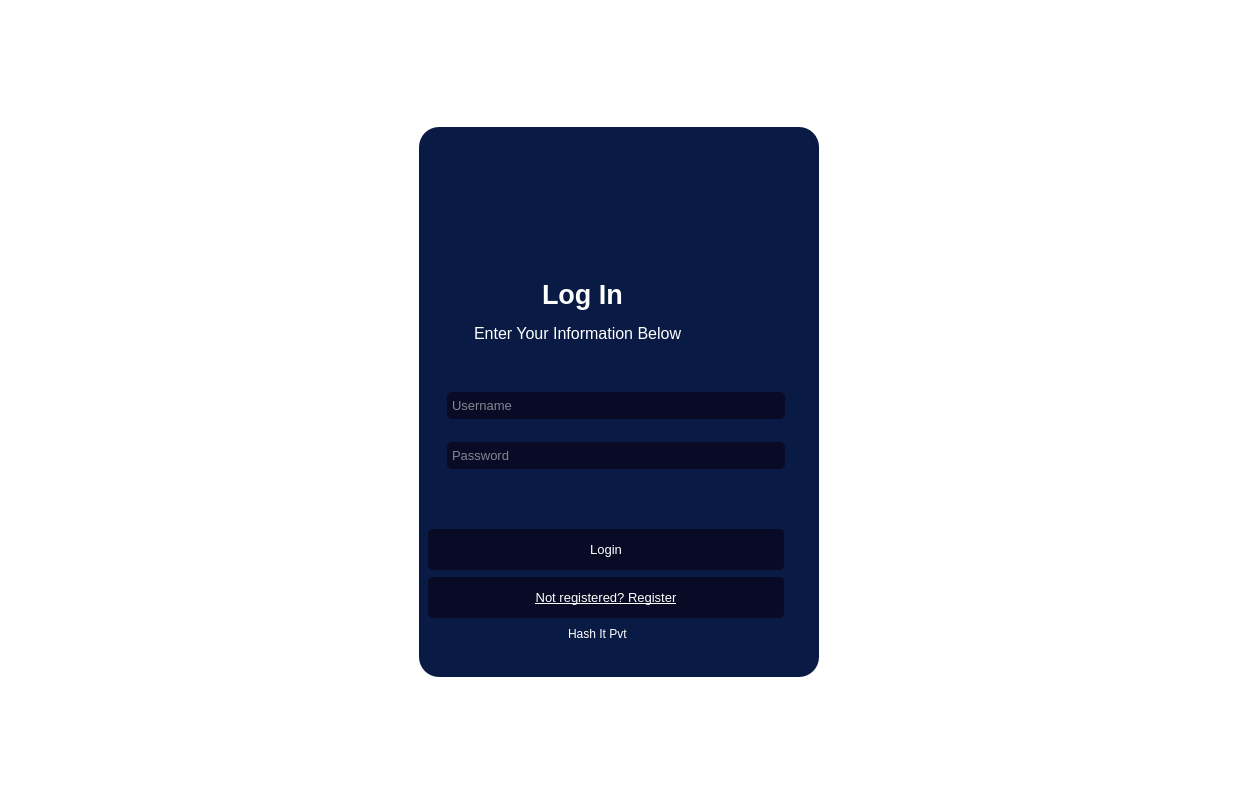
First picture: the form in interface.ui, repository Kinjal0007/Hash-It, before the edit.
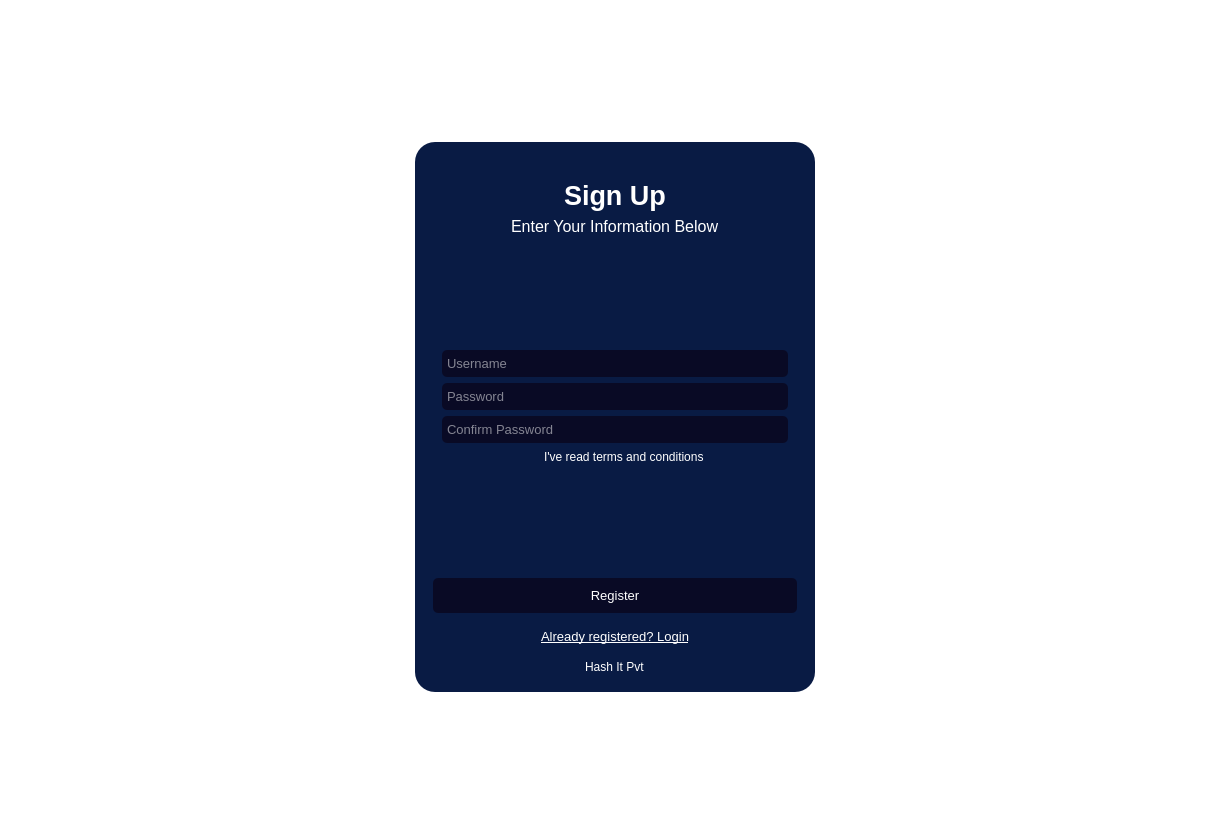
Second picture: the form after the edit. The open tabs and pages were chosen to show the change. Icons and pictures are not drawn. Custom widgets are drawn as their Qt base class.

Patch:
```diff
--- a/interface.ui
+++ b/interface.ui
@@ -6,8 +6,8 @@
    <rect>
     <x>0</x>
     <y>0</y>
-    <width>1238</width>
-    <height>804</height>
+    <width>1231</width>
+    <height>835</height>
    </rect>
   </property>
   <property name="windowTitle">
@@ -44,6 +44,9 @@
 background-color:rgb(9,10,37);
 padding:10px 5px;
 border-radius:5px;
+}
+#to_login, #to_register{
+	background-color: transparent;
 }</string>
   </property>
   <widget class="QWidget" name="centralwidget">
@@ -70,8 +73,8 @@
       </property>
       <layout class="QVBoxLayout" name="verticalLayout_2">
        <item>
-        <widget class="QStackedWidget" name="stackedWidget">
-         <widget class="QWidget" name="page">
+        <widget class="QCustomStackedWidget" name="stackedWidget">
+         <widget class="QWidget" name="registerPage">
           <layout class="QVBoxLayout" name="verticalLayout_3">
            <item>
             <widget class="QLabel" name="label">
@@ -79,7 +82,7 @@
               <string/>
              </property>
              <property name="pixmap">
-              <pixmap resource="resources.qrc">:/icons/Icon/placeholder.png</pixmap>
+              <pixmap resource="QSS/QSS_Resource.qrc">:/icons/Icon/placeholder.png</pixmap>
              </property>
              <property name="scaledContents">
               <bool>true</bool>
@@ -165,6 +168,9 @@
                 <property name="text">
                  <string/>
                 </property>
+                <property name="echoMode">
+                 <enum>QLineEdit::Password</enum>
+                </property>
                 <property name="dragEnabled">
                  <bool>false</bool>
                 </property>
@@ -186,6 +192,9 @@
                 <property name="text">
                  <string/>
                 </property>
+                <property name="echoMode">
+                 <enum>QLineEdit::Password</enum>
+                </property>
                 <property name="dragEnabled">
                  <bool>false</bool>
                 </property>
@@ -197,22 +206,6 @@
                 </property>
                </widget>
               </item>
-             </layout>
-            </widget>
-           </item>
-           <item>
-            <spacer name="verticalSpacer_2">
-             <property name="orientation">
-              <enum>Qt::Vertical</enum>
-             </property>
-             <property name="sizeHint" stdset="0">
-              <size>
-               <width>20</width>
-               <height>40</height>
-              </size>
-             </property>
-            </spacer>
-           </item>
            <item alignment="Qt::AlignHCenter">
             <widget class="QCheckBox" name="checkBox">
              <property name="font">
@@ -225,8 +218,24 @@
              </property>
             </widget>
            </item>
+             </layout>
+            </widget>
+           </item>
            <item>
-            <widget class="QPushButton" name="pushButton">
+            <spacer name="verticalSpacer_2">
+             <property name="orientation">
+              <enum>Qt::Vertical</enum>
+             </property>
+             <property name="sizeHint" stdset="0">
+              <size>
+               <width>20</width>
+               <height>40</height>
+              </size>
+             </property>
+            </spacer>
+           </item>
+           <item>
+            <widget class="QPushButton" name="registerBtn">
              <property name="font">
               <font>
                <pointsize>10</pointsize>
@@ -238,7 +247,7 @@
             </widget>
            </item>
            <item>
-            <widget class="QPushButton" name="pushButton_2">
+            <widget class="QPushButton" name="to_login">
              <property name="font">
               <font>
                <pointsize>10</pointsize>
@@ -264,53 +273,29 @@
            </item>
           </layout>
          </widget>
-         <widget class="QWidget" name="page_2">
-          <widget class="QPushButton" name="pushButton_3">
-           <property name="geometry">
-            <rect>
-             <x>0</x>
-             <y>441</y>
-             <width>356</width>
-             <height>41</height>
-            </rect>
-           </property>
-           <property name="font">
-            <font>
-             <pointsize>10</pointsize>
-             <underline>true</underline>
-            </font>
-           </property>
+         <widget class="QWidget" name="loginPage">
+          <layout class="QVBoxLayout" name="verticalLayout_5">
+           <item>
+            <widget class="QLabel" name="label_7">
+             <property name="minimumSize">
+              <size>
+               <width>0</width>
+               <height>80</height>
+              </size>
+             </property>
            <property name="text">
-            <string>Not registered? Register</string>
-           </property>
-          </widget>
-          <widget class="QLabel" name="label_5">
-           <property name="geometry">
-            <rect>
-             <x>46</x>
-             <y>185</y>
-             <width>264</width>
-             <height>24</height>
-            </rect>
-           </property>
-           <property name="font">
-            <font>
-             <pointsize>12</pointsize>
-            </font>
-           </property>
-           <property name="text">
-            <string>Enter Your Information Below</string>
-           </property>
-          </widget>
+              <string/>
+             </property>
+             <property name="pixmap">
+              <pixmap resource="QSS/QSS_Resource.qrc">:/icons/Icon/placeholder.png</pixmap>
+             </property>
+             <property name="scaledContents">
+              <bool>true</bool>
+             </property>
+            </widget>
+           </item>
+           <item alignment="Qt::AlignHCenter">
           <widget class="QLabel" name="label_6">
-           <property name="geometry">
-            <rect>
-             <x>114</x>
-             <y>138</y>
-             <width>128</width>
-             <height>40</height>
-            </rect>
-           </property>
            <property name="font">
             <font>
              <pointsize>20</pointsize>
@@ -322,15 +307,21 @@
             <string>Log In</string>
            </property>
           </widget>
+           </item>
+           <item alignment="Qt::AlignHCenter">
+            <widget class="QLabel" name="label_5">
+             <property name="font">
+              <font>
+               <pointsize>12</pointsize>
+              </font>
+             </property>
+             <property name="text">
+              <string>Enter Your information below</string>
+             </property>
+            </widget>
+           </item>
+           <item>
           <widget class="QFrame" name="frame_2">
-           <property name="geometry">
-            <rect>
-             <x>10</x>
-             <y>230</y>
-             <width>356</width>
-             <height>131</height>
-            </rect>
-           </property>
            <property name="frameShape">
             <enum>QFrame::StyledPanel</enum>
            </property>
@@ -369,6 +360,9 @@
               <property name="text">
                <string/>
               </property>
+                <property name="echoMode">
+                 <enum>QLineEdit::Password</enum>
+                </property>
               <property name="dragEnabled">
                <bool>false</bool>
               </property>
@@ -380,17 +374,8 @@
               </property>
              </widget>
             </item>
-           </layout>
-          </widget>
-          <widget class="QPushButton" name="pushButton_4">
-           <property name="geometry">
-            <rect>
-             <x>0</x>
-             <y>393</y>
-             <width>356</width>
-             <height>41</height>
-            </rect>
-           </property>
+              <item>
+               <widget class="QPushButton" name="loginBtn">
            <property name="font">
             <font>
              <pointsize>10</pointsize>
@@ -400,34 +385,38 @@
             <string>Login</string>
            </property>
           </widget>
-          <widget class="QLabel" name="label_7">
-           <property name="geometry">
-            <rect>
-             <x>90</x>
-             <y>0</y>
-             <width>171</width>
-             <height>131</height>
-            </rect>
+              </item>
+              <item>
+               <spacer name="verticalSpacer_3">
+                <property name="orientation">
+                 <enum>Qt::Vertical</enum>
+                </property>
+                <property name="sizeHint" stdset="0">
+                 <size>
+                  <width>20</width>
+                  <height>95</height>
+                 </size>
+                </property>
+               </spacer>
+              </item>
+             </layout>
+            </widget>
+           </item>
+           <item>
+            <widget class="QPushButton" name="to_register">
+             <property name="font">
+              <font>
+               <pointsize>10</pointsize>
+               <underline>true</underline>
+              </font>
            </property>
            <property name="text">
-            <string/>
-           </property>
-           <property name="pixmap">
-            <pixmap resource="resources.qrc">:/icons/Icon/check-user-logo-icon-design-vector-22953776.jpg</pixmap>
-           </property>
-           <property name="scaledContents">
-            <bool>true</bool>
-           </property>
-          </widget>
+              <string>Not registered? Register</string>
+             </property>
+            </widget>
+           </item>
+           <item alignment="Qt::AlignHCenter">
           <widget class="QLabel" name="label_8">
-           <property name="geometry">
-            <rect>
-             <x>140</x>
-             <y>489</y>
-             <width>75</width>
-             <height>18</height>
-            </rect>
-           </property>
            <property name="font">
             <font>
              <pointsize>9</pointsize>
@@ -437,6 +426,8 @@
             <string>Hash It Pvt</string>
            </property>
           </widget>
+           </item>
+          </layout>
          </widget>
         </widget>
        </item>
@@ -446,6 +437,14 @@
    </layout>
   </widget>
  </widget>
+ <customwidgets>
+  <customwidget>
+   <class>QCustomStackedWidget</class>
+   <extends>QStackedWidget</extends>
+   <header>Custom_Widgets.Widgets.h</header>
+   <container>1</container>
+  </customwidget>
+ </customwidgets>
  <resources>
   <include location="resources.qrc"/>
  </resources>
```
Left out of the diff: 3 changed lines with no effect on the pictures. Lines whose indentation alone changed are shown as unchanged.
